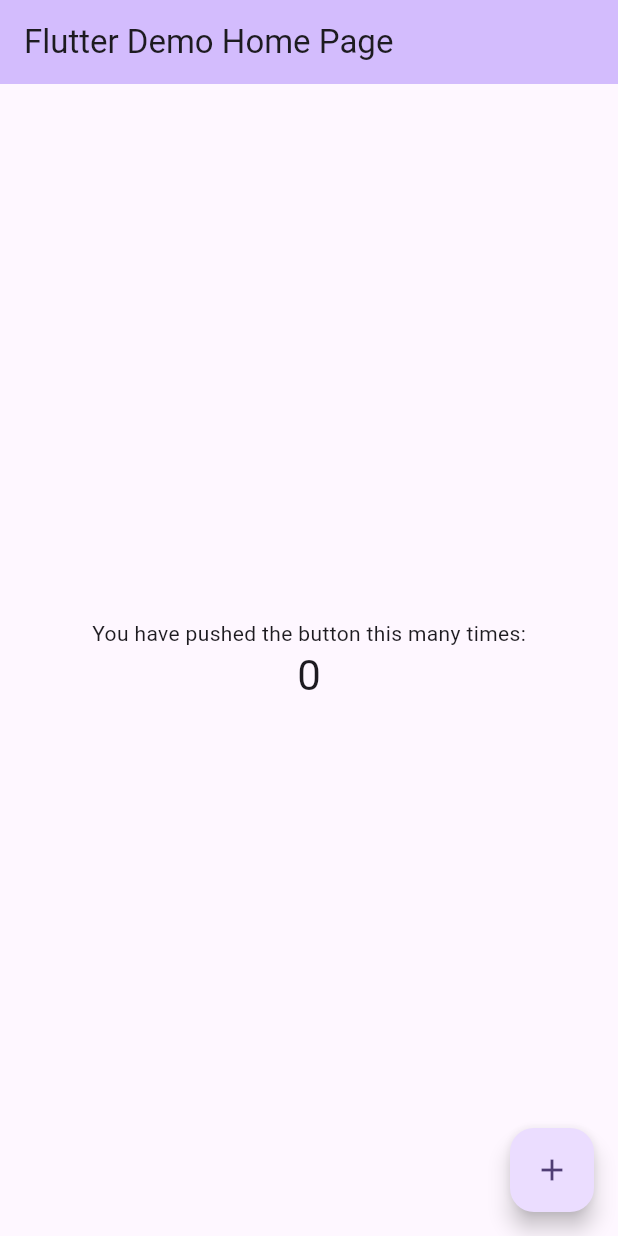
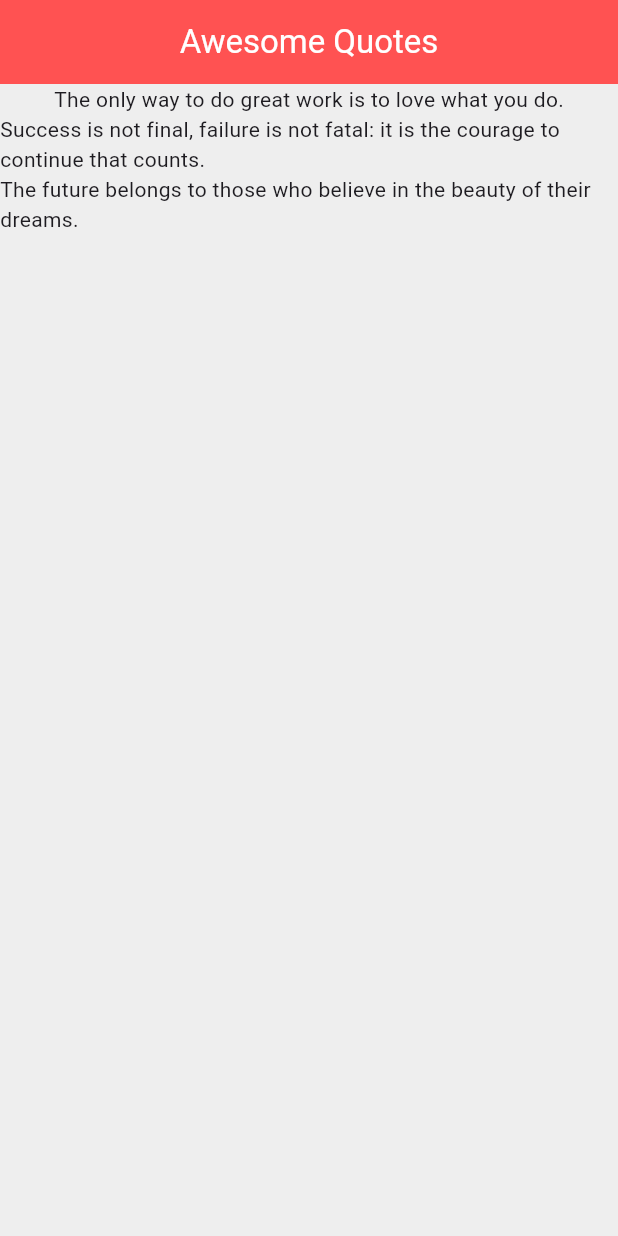
Before and after one commit to Darshan-1012/quotes_proj_4, a Flutter app: the screen it shows after launch, on a phone screen of 412 x 824 dp. Run offline on Flutter 3.47's test engine with Material 3 defaults, Android fonts, the phone set to English and light mode, and no system bars.

Commit message:
List of data -- complete

```diff
--- a/lib/main.dart
+++ b/lib/main.dart
@@ -1,122 +1,40 @@
 import 'package:flutter/material.dart';
 
 void main() {
-  runApp(const MyApp());
+  runApp(
+    MaterialApp(
+      home: QuoteList(),
+    )
+  );
 }
 
-class MyApp extends StatelessWidget {
-  const MyApp({super.key});
+class QuoteList extends StatefulWidget {
+  const QuoteList({super.key});
 
-  // This widget is the root of your application.
+  @override
+  State<QuoteList> createState() => _QuoteListState();
+}
+
+class _QuoteListState extends State<QuoteList> {
+
+  List<String> quotes = [
+    'The only way to do great work is to love what you do.',
+    'Success is not final, failure is not fatal: it is the courage to continue that counts.',
+    'The future belongs to those who believe in the beauty of their dreams.'
+  ];
   @override
   Widget build(BuildContext context) {
-    return MaterialApp(
-      title: 'Flutter Demo',
-      theme: ThemeData(
-        // This is the theme of your application.
-        //
-        // TRY THIS: Try running your application with "flutter run". You'll see
-        // the application has a purple toolbar. Then, without quitting the app,
-        // try changing the seedColor in the colorScheme below to Colors.green
-        // and then invoke "hot reload" (save your changes or press the "hot
-        // reload" button in a Flutter-supported IDE, or press "r" if you used
-        // the command line to start the app).
-        //
-        // Notice that the counter didn't reset back to zero; the application
-        // state is not lost during the reload. To reset the state, use hot
-        // restart instead.
-        //
-        // This works for code too, not just values: Most code changes can be
-        // tested with just a hot reload.
-        colorScheme: ColorScheme.fromSeed(seedColor: Colors.deepPurple),
+    return Scaffold(
+      backgroundColor: Colors.grey[200],
+      appBar: AppBar(
+        title: Text('Awesome Quotes'),
+        foregroundColor: Colors.white,
+        centerTitle: true,
+        backgroundColor: Colors.redAccent,
       ),
-      home: const MyHomePage(title: 'Flutter Demo Home Page'),
+      body: Column(
+        children: quotes.map((quote) => Text(quote)).toList()
+      ),
     );
   }
 }
-
-class MyHomePage extends StatefulWidget {
-  const MyHomePage({super.key, required this.title});
-
-  // This widget is the home page of your application. It is stateful, meaning
-  // that it has a State object (defined below) that contains fields that affect
-  // how it looks.
-
-  // This class is the configuration for the state. It holds the values (in this
-  // case the title) provided by the parent (in this case the App widget) and
-  // used by the build method of the State. Fields in a Widget subclass are
-  // always marked "final".
-
-  final String title;
-
-  @override
-  State<MyHomePage> createState() => _MyHomePageState();
-}
-
-class _MyHomePageState extends State<MyHomePage> {
-  int _counter = 0;
-
-  void _incrementCounter() {
-    setState(() {
-      // This call to setState tells the Flutter framework that something has
-      // changed in this State, which causes it to rerun the build method below
-      // so that the display can reflect the updated values. If we changed
-      // _counter without calling setState(), then the build method would not be
-      // called again, and so nothing would appear to happen.
-      _counter++;
-    });
-  }
-
-  @override
-  Widget build(BuildContext context) {
-    // This method is rerun every time setState is called, for instance as done
-    // by the _incrementCounter method above.
-    //
-    // The Flutter framework has been optimized to make rerunning build methods
-    // fast, so that you can just rebuild anything that needs updating rather
-    // than having to individually change instances of widgets.
-    return Scaffold(
-      appBar: AppBar(
-        // TRY THIS: Try changing the color here to a specific color (to
-        // Colors.amber, perhaps?) and trigger a hot reload to see the AppBar
-        // change color while the other colors stay the same.
-        backgroundColor: Theme.of(context).colorScheme.inversePrimary,
-        // Here we take the value from the MyHomePage object that was created by
-        // the App.build method, and use it to set our appbar title.
-        title: Text(widget.title),
-      ),
-      body: Center(
-        // Center is a layout widget. It takes a single child and positions it
-        // in the middle of the parent.
-        child: Column(
-          // Column is also a layout widget. It takes a list of children and
-          // arranges them vertically. By default, it sizes itself to fit its
-          // children horizontally, and tries to be as tall as its parent.
-          //
-          // Column has various properties to control how it sizes itself and
-          // how it positions its children. Here we use mainAxisAlignment to
-          // center the children vertically; the main axis here is the vertical
-          // axis because Columns are vertical (the cross axis would be
-          // horizontal).
-          //
-          // TRY THIS: Invoke "debug painting" (choose the "Toggle Debug Paint"
-          // action in the IDE, or press "p" in the console), to see the
-          // wireframe for each widget.
-          mainAxisAlignment: MainAxisAlignment.center,
-          children: <Widget>[
-            const Text('You have pushed the button this many times:'),
-            Text(
-              '$_counter',
-              style: Theme.of(context).textTheme.headlineMedium,
-            ),
-          ],
-        ),
-      ),
-      floatingActionButton: FloatingActionButton(
-        onPressed: _incrementCounter,
-        tooltip: 'Increment',
-        child: const Icon(Icons.add),
-      ), // This trailing comma makes auto-formatting nicer for build methods.
-    );
-  }
-}
```
Also changed, not shown: 1 other file.
